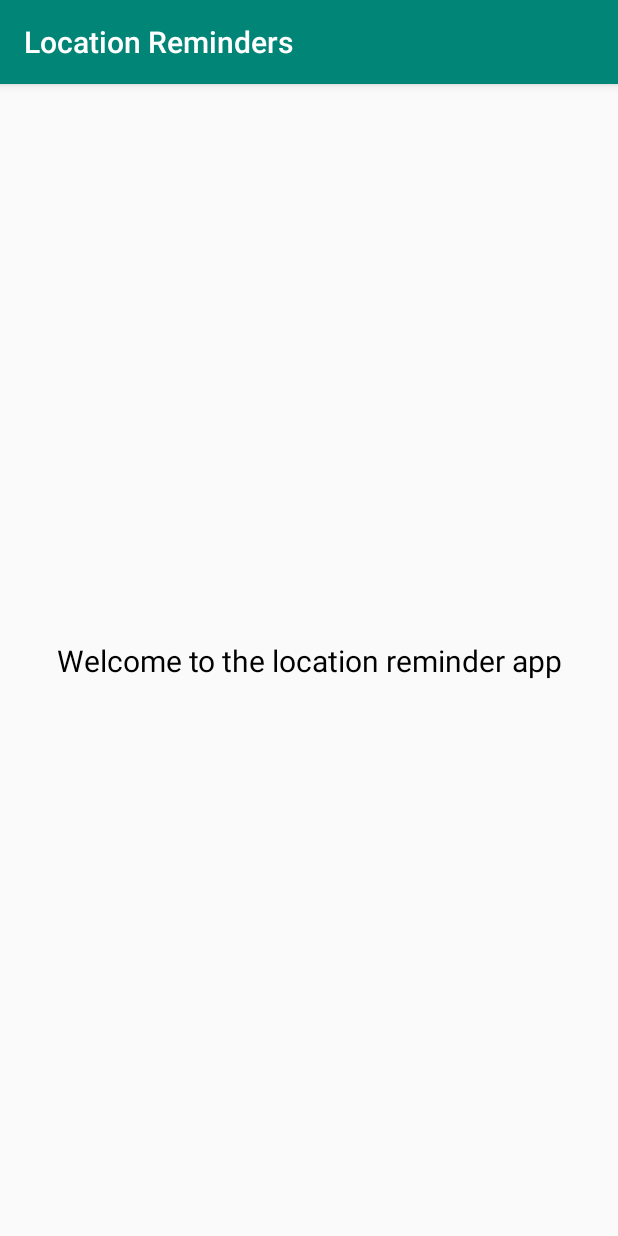
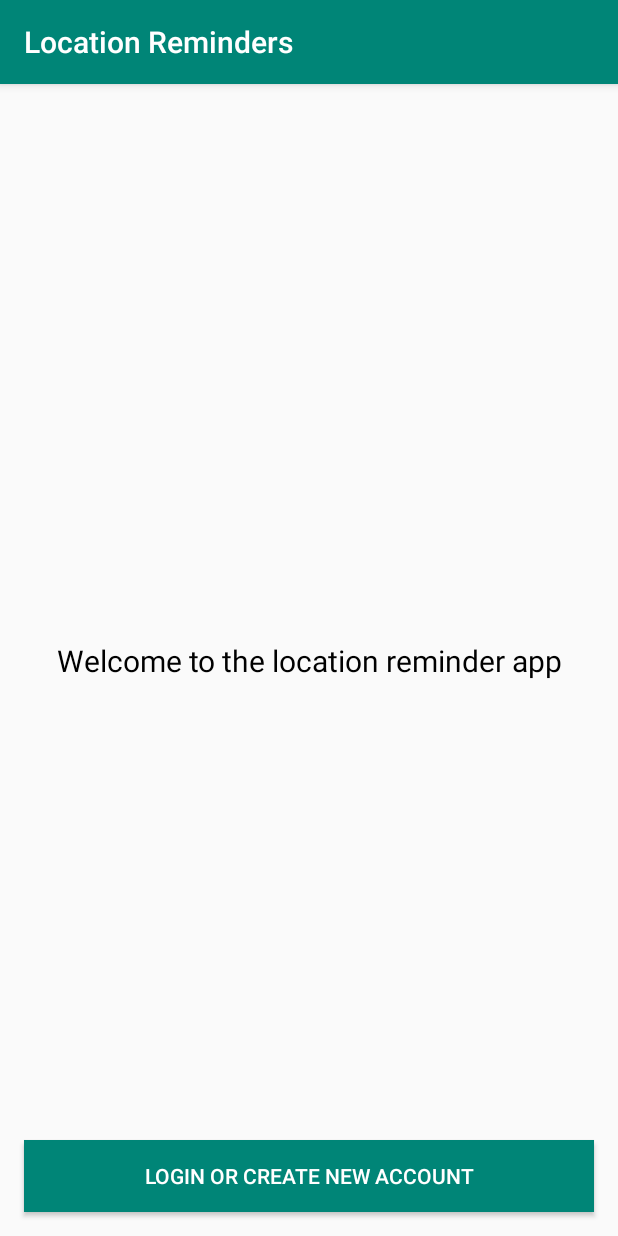
Before and after one commit to omarAhmed22600/Location-Reminder, an Android app: the AuthenticationActivity screen opened directly, with no data from a screen before it, on a phone screen of 412 x 824 dp. Run offline under Robolectric (Android 15) with nearby library versions, the phone set to English and light mode, and no system bars; our stand-ins replace Firebase (no records; nobody signed in at launch, a user with empty details on screens opened directly); libraries missing offline, so code that uses them is left out: com.firebase.ui.

Commit message:
Implemented the AuthenticationActivity.kt and activity_authentication.xml to allow the user login or register using a button and Google Authentication UI.

```diff
--- a/app/src/main/res/layout/activity_authentication.xml
+++ b/app/src/main/res/layout/activity_authentication.xml
@@ -16,5 +16,18 @@
         app:layout_constraintEnd_toEndOf="parent"
         app:layout_constraintStart_toStartOf="parent"
         app:layout_constraintTop_toTopOf="parent" />
+    <Button
+        android:id="@+id/loginin_or_registerButton"
+        android:layout_width="0dp"
+        android:layout_height="wrap_content"
+        android:layout_marginStart="16dp"
+        android:layout_marginEnd="16dp"
+        android:text="@string/login_or_create_new_account"
+        android:layout_marginBottom="16dp"
+        android:textColor="@color/white"
+        android:background="@color/colorPrimary"
+        app:layout_constraintBottom_toBottomOf="parent"
+        app:layout_constraintEnd_toEndOf="parent"
+        app:layout_constraintStart_toStartOf="parent" />
 
 </androidx.constraintlayout.widget.ConstraintLayout>
--- a/app/src/main/res/values/strings.xml
+++ b/app/src/main/res/values/strings.xml
@@ -40,4 +40,7 @@
     <string name="geofence_too_many_geofences">Your app has registered too many geofences.</string>
     <string name="geofence_too_many_pending_intents">You have provided too many PendingIntents to the addGeofences() call.</string>
     <string name="error_adding_geofence">Error Happened, Can\'t Add Geofence</string>
+    <string name="unknown_location">Unknown Location</string>
+    <string name="geofences_added">Added!</string>
+    <string name="login_or_create_new_account">Login Or Create new account</string>
 </resources>
```
Also changed, not shown: app/src/main/java/com/udacity/project4/authentication/AuthenticationActivity.kt (+54 -5 lines).
